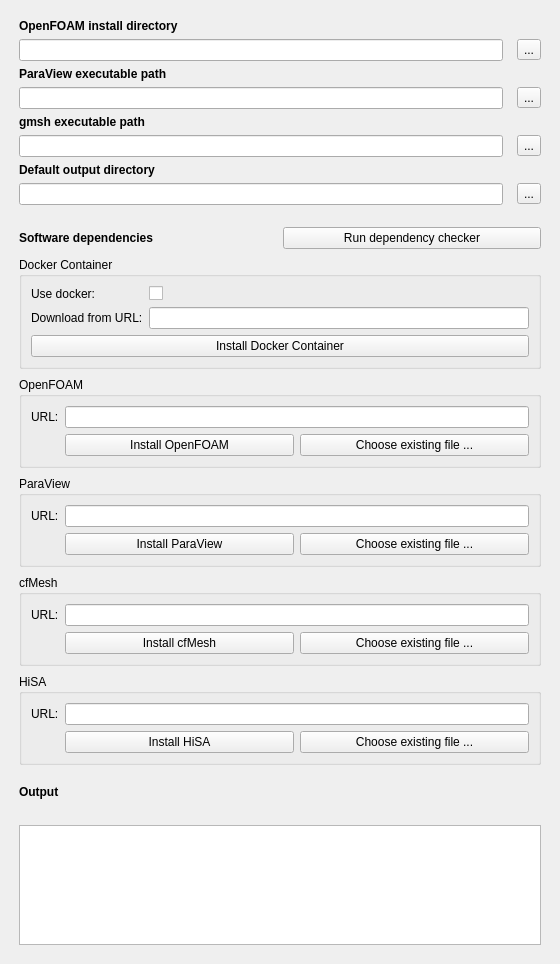
Old version of the form Gui/CfdPreferencePage.ui in the repository jaheyns/CfdOF.
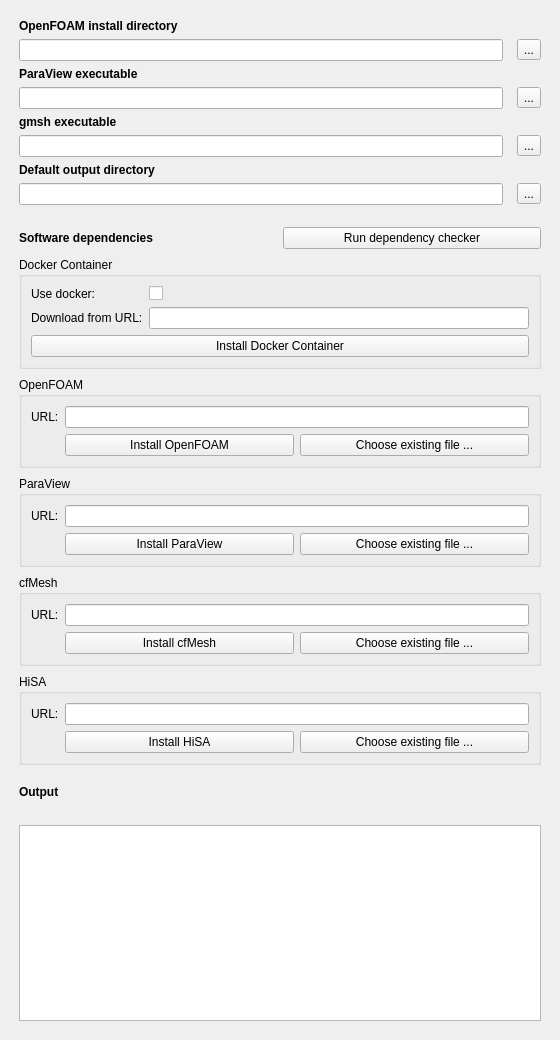
New version of the form.

Commit message: Improve paraview checks in dependency checker

Diff of the .ui file:
```diff
--- a/Gui/CfdPreferencePage.ui
+++ b/Gui/CfdPreferencePage.ui
@@ -7,7 +7,7 @@
     <x>0</x>
     <y>0</y>
     <width>560</width>
-    <height>909</height>
+    <height>1040</height>
    </rect>
   </property>
   <property name="windowTitle">
@@ -92,7 +92,7 @@
         </font>
        </property>
        <property name="text">
-        <string>ParaView executable path</string>
+        <string>ParaView executable</string>
        </property>
       </widget>
      </item>
@@ -151,7 +151,7 @@
         </font>
        </property>
        <property name="text">
-        <string>gmsh executable path</string>
+        <string>gmsh executable</string>
        </property>
       </widget>
      </item>
```
Left out of the diff: 4 changed lines with no effect on the pictures. Lines whose indentation alone changed are shown as unchanged. The commit also changes 2 other files.
